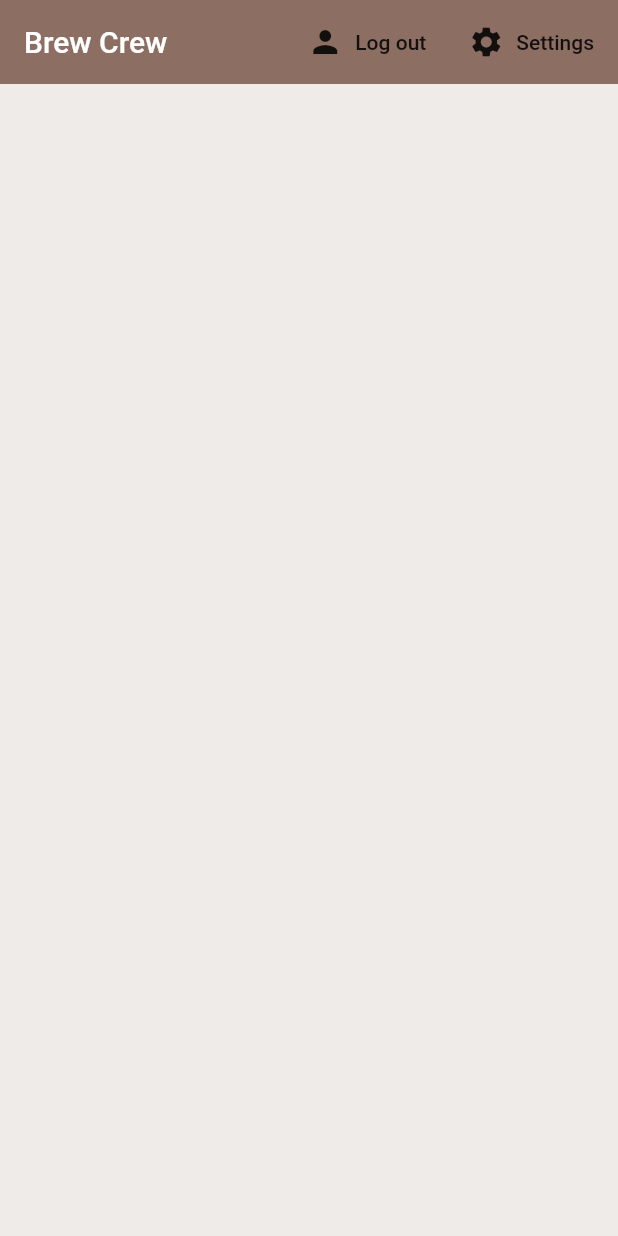
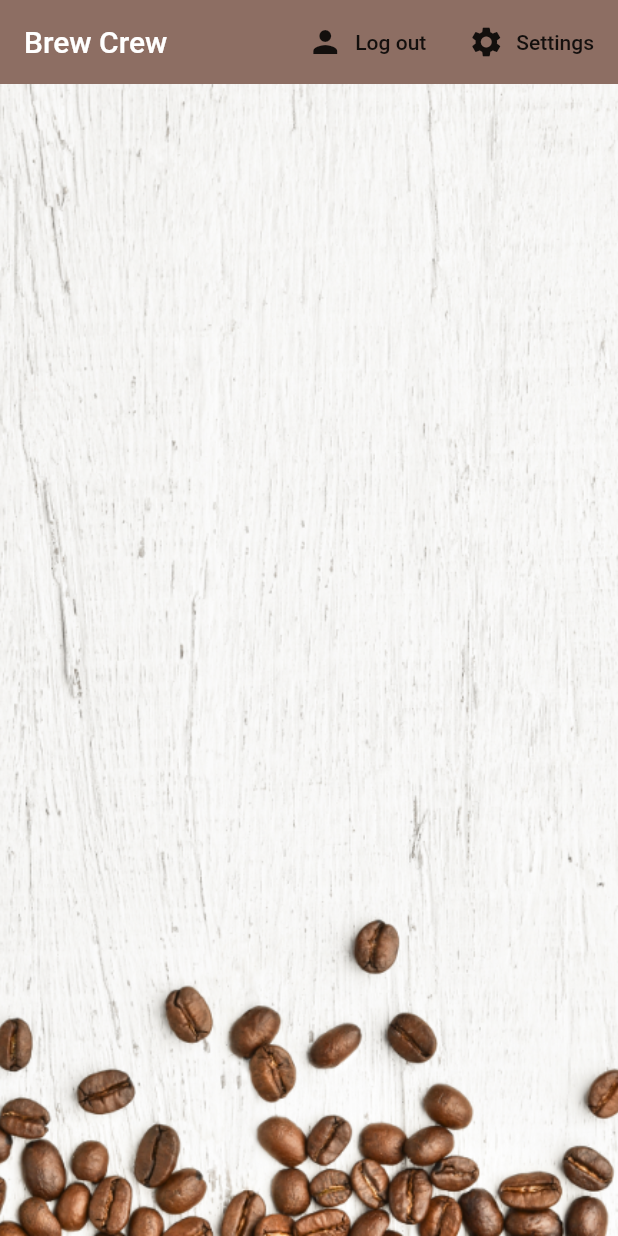
Before and after one commit to bholbein/flutter_brew_crew, a Flutter app: the screen it shows once a user with an empty profile is signed in, on a phone screen of 412 x 824 dp. Run offline on Flutter 3.47's test engine with Material 2 defaults, Android fonts, the phone set to English and light mode, and no system bars; our stand-ins replace cloud_firestore, email_validator, firebase_analytics, firebase_auth, firebase_core, flutter_spinkit; accounts and stored records are empty.

```diff
--- a/lib/screens/authenticate/register.dart
+++ b/lib/screens/authenticate/register.dart
@@ -47,6 +47,11 @@ class _RegisterState extends State<Register> {
               ],
             ),
             body: Container(
+              decoration: BoxDecoration(
+                image: DecorationImage(
+                  image: AssetImage('assets/coffee_bg.png'),
+                ),
+              ),
               padding: EdgeInsets.symmetric(vertical: 20.0, horizontal: 50.0),
               child: Form(
                 key: _formKey,
--- a/lib/screens/authenticate/sign_in.dart
+++ b/lib/screens/authenticate/sign_in.dart
@@ -47,6 +47,12 @@ class _SignInState extends State<SignIn> {
               ],
             ),
             body: Container(
+              decoration: BoxDecoration(
+                image: DecorationImage(
+                  image: AssetImage('assets/coffee_bg.png'),
+                  fit: BoxFit.fitWidth,
+                ),
+              ),
               padding: EdgeInsets.symmetric(vertical: 20.0, horizontal: 50.0),
               child: Form(
                 key: _formKey,
--- a/lib/screens/home/brew_tile.dart
+++ b/lib/screens/home/brew_tile.dart
@@ -16,6 +16,7 @@ class BrewTile extends StatelessWidget {
           leading: CircleAvatar(
             radius: 25.0,
             backgroundColor: Colors.brown[brew.strength],
+            backgroundImage: AssetImage('assets/coffee_icon.png'),
           ),
           title: Text(brew.name),
           subtitle: Text('Takes ${brew.sugars} sugar(s)'),
--- a/lib/screens/home/home.dart
+++ b/lib/screens/home/home.dart
@@ -45,7 +45,15 @@ class Home extends StatelessWidget {
             ),
           ],
         ),
-        body: BrewList(),
+        body: Container(
+          decoration: BoxDecoration(
+            image: DecorationImage(
+              image: AssetImage('assets/coffee_bg.png'),
+              fit: BoxFit.cover,
+            ),
+          ),
+          child: BrewList(),
+        ),
       ),
     );
   }
--- a/pubspec.yaml
+++ b/pubspec.yaml
@@ -53,9 +53,8 @@ flutter:
   uses-material-design: true
 
   # To add assets to your application, add an assets section, like this:
-  # assets:
-  #   - images/a_dot_burr.jpeg
-  #   - images/a_dot_ham.jpeg
+  assets:
+    - assets/
 
   # An image asset can refer to one or more resolution-specific "variants", see
   # https://flutter.dev/assets-and-images/#resolution-aware.
```
Also changed, not shown: assets/coffee_bg.png (added), assets/coffee_icon.png (added).
